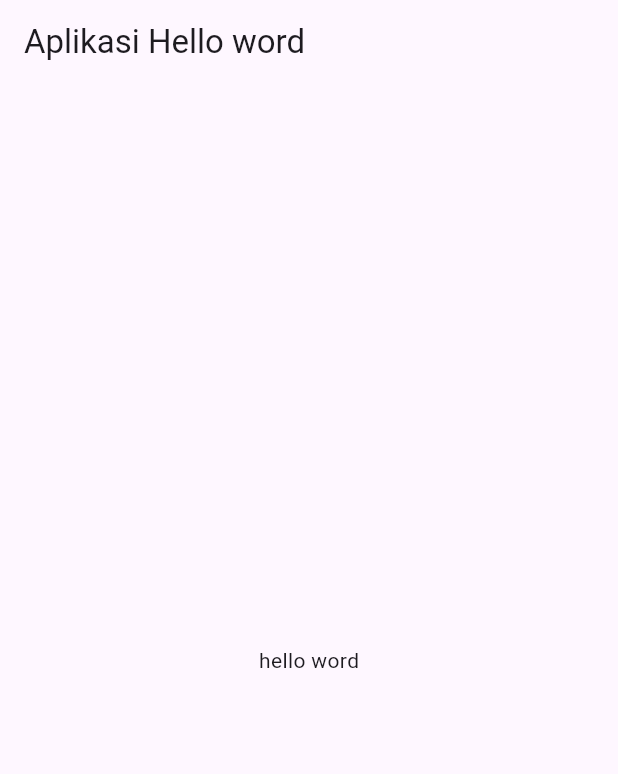
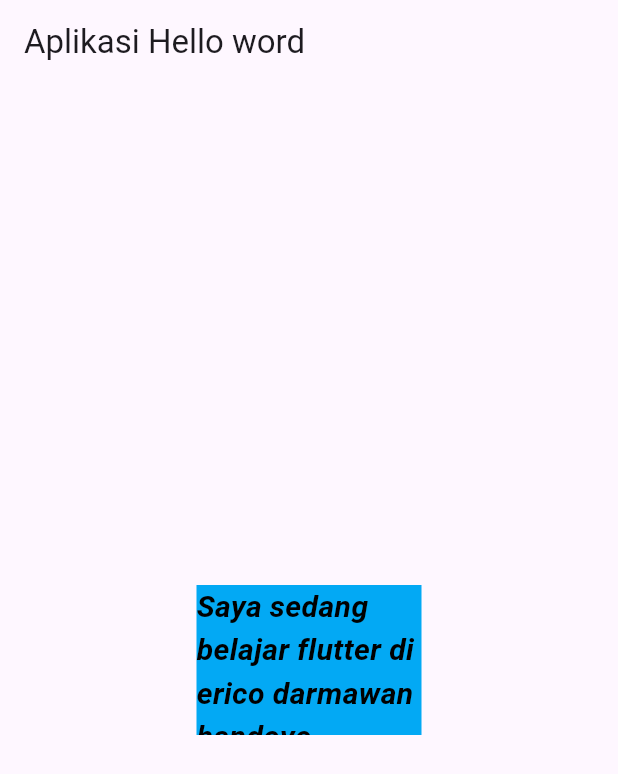
Before and after one commit to Sabardi/Belajar-Flutter, a Flutter app: the screen it shows after launch, on a phone screen of 412 x 824 dp. Shown: the top 774 px of the screen. Run offline on Flutter 3.47's test engine with Material 3 defaults, Android fonts, the phone set to English and light mode, and no system bars.

Commit message:
belajar text widget

```diff
--- a/lib/main.dart
+++ b/lib/main.dart
@@ -1,6 +1,6 @@
 import 'package:flutter/material.dart';
 
-void main(){
+void main() {
   runApp(myapp());
 }
 
@@ -11,8 +11,27 @@ class myapp extends StatelessWidget {
   Widget build(BuildContext context) {
     return MaterialApp(
       home: Scaffold(
-        appBar: AppBar(title: Text("Aplikasi Hello word"),),
-        body: Center(child: Text("hello word")),
+        appBar: AppBar(
+          title: Text("Aplikasi Hello word"),
+        ),
+        body: Center(
+            child: Container(
+                color: Colors.lightBlue, //warna pembungkus nya
+                width: 150, //mengatur tinggi nya
+                height: 100, //mengatur lebar nya
+                child: Text(
+                  "Saya sedang belajar flutter di erico darmawan handoyo",
+                  // maxLines: 2, //maksimal line yang akan dibuat
+                  // overflow: TextOverflow.clip, //ellipsis akan membuatnya terpotong menjadi titik titik(...), clip akan memotong nya
+                  // softWrap: false, //nilai nya defult true akan menghapus text nya jika tidak cukup
+
+                  // textAlign: TextAlign.center, //mengatur text itu di tampilkan
+                  style: TextStyle(
+                      color: Colors.black, //warna text nya
+                      fontStyle: FontStyle.italic, //gaya text nya
+                      fontWeight: FontWeight.w700, //ketebalan text nya
+                      fontSize: 20), //gaya dari text nya
+                ))),
       ),
     );
   }
```
